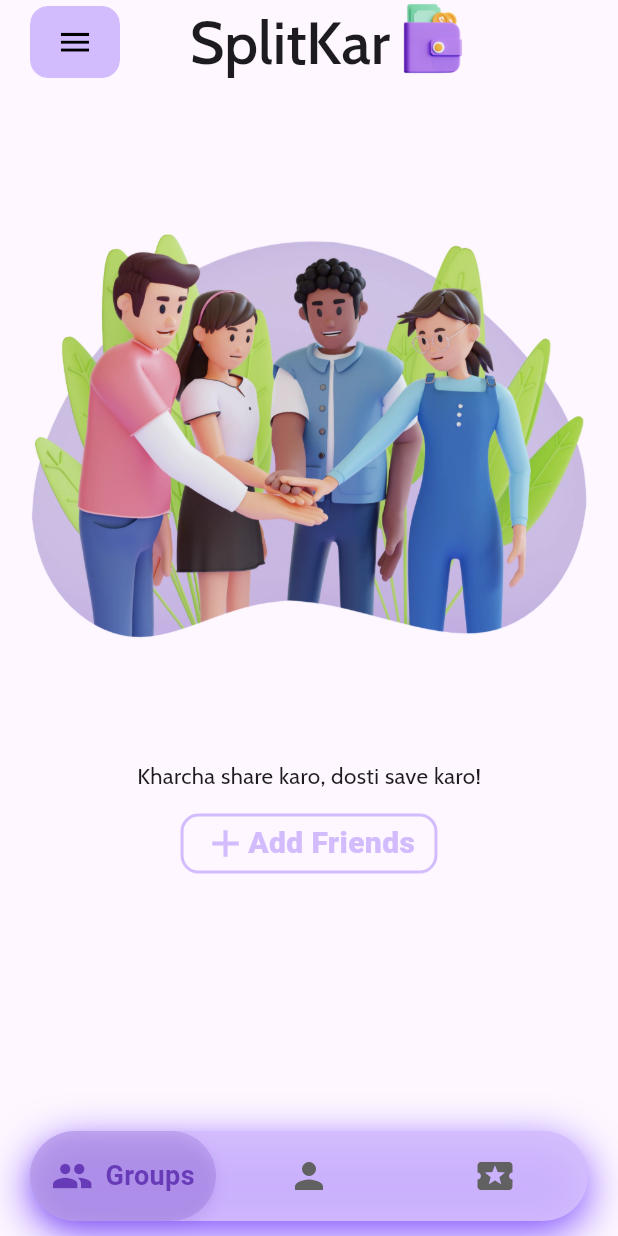
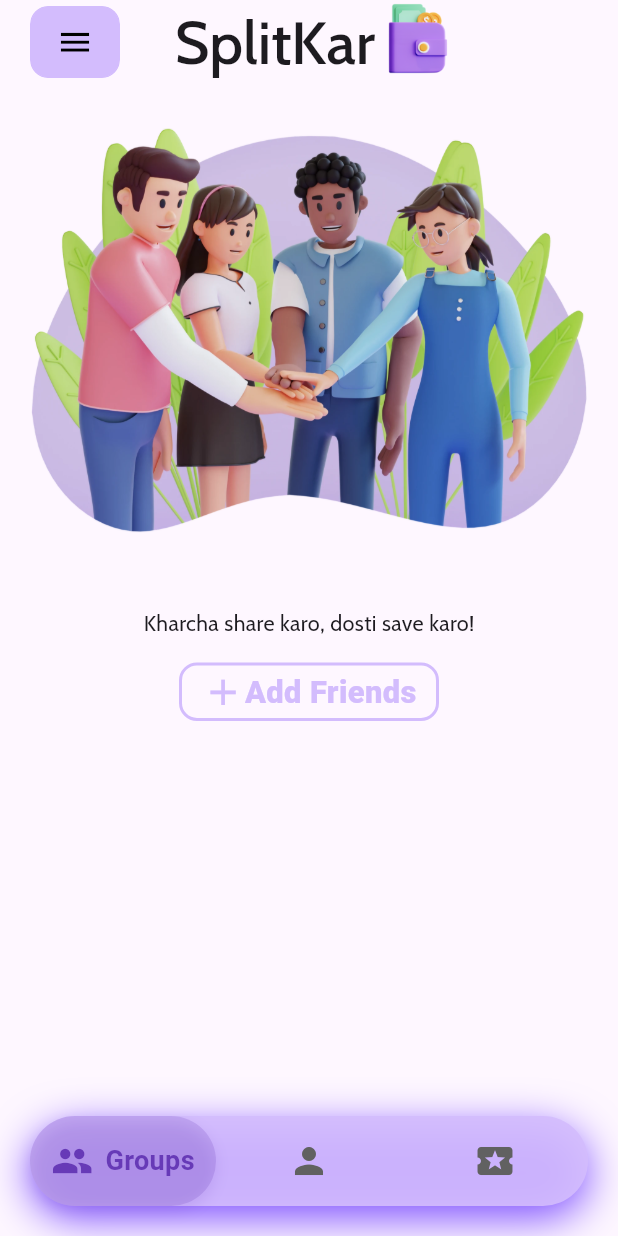
Before and after one commit to NISHANTTMAURYA/SplitKar, a Flutter app: the screen it shows after launch, on a phone screen of 412 x 824 dp. Run offline on Flutter 3.47's test engine with Material 3 defaults, Android fonts, the phone set to English and light mode, and no system bars; our stand-ins replace google_fonts, stylish_bottom_bar.

Commit message:
size dynamic

```diff
--- a/skapp/lib/components/bottomNavbar.dart
+++ b/skapp/lib/components/bottomNavbar.dart
@@ -14,7 +14,7 @@ class BottomNavbar extends StatelessWidget {
   Widget build(BuildContext context) {
     final double itemWidth = (MediaQuery.of(context).size.width - 40) / 3;
     return Padding(
-      padding: EdgeInsets.only(bottom: 0 + MediaQuery.of(context).padding.bottom),
+      padding: EdgeInsets.only(bottom: 10 + MediaQuery.of(context).padding.bottom),
       child: SizedBox(
         height: 80,
         child: Padding(
--- a/skapp/lib/pages/home.dart
+++ b/skapp/lib/pages/home.dart
@@ -4,7 +4,6 @@ import 'package:google_fonts/google_fonts.dart';
 import 'package:stylish_bottom_bar/stylish_bottom_bar.dart';
 import 'package:skapp/components/bottomNavbar.dart';
 import 'package:skapp/components/drawer.dart';
-
 
 class HomePage extends StatefulWidget {
   const HomePage({super.key});
@@ -29,7 +28,10 @@ class _HomePageState extends State<HomePage> {
     final double width = MediaQuery.of(context).size.width;
     final appBarHeight = AppBar().preferredSize.height;
     final appBarWidth = MediaQuery.of(context).size.width;
-    final Color barColor = Theme.of(context).colorScheme.surface.withOpacity(0.95);
+    final double baseSize = width < height ? width : height;
+    final Color barColor = Theme.of(
+      context,
+    ).colorScheme.surface.withOpacity(0.95);
     final Color accentColor = Theme.of(context).colorScheme.inversePrimary;
     final Color iconColor = Colors.grey[600]!;
     final Color selectedColor = Colors.blueAccent;
@@ -39,13 +41,11 @@ class _HomePageState extends State<HomePage> {
       appBar: AppBar(
         leadingWidth: 80, // Give more space for the offset
         leading: Padding(
-          padding: EdgeInsets.fromLTRB(20,4,0,4),
+          padding: EdgeInsets.fromLTRB(20, 4, 0, 4),
           child: SafeArea(
             child: ClipRRect(
-
               borderRadius: BorderRadius.circular(12),
               child: Material(
-
                 child: Ink(
                   decoration: BoxDecoration(
                     color: Theme.of(context).colorScheme.inversePrimary,
@@ -61,9 +61,7 @@ class _HomePageState extends State<HomePage> {
                     onTap: () {
                       _scaffoldKey.currentState?.openDrawer();
                     },
-                    child:Icon(Icons.menu, color: Colors.black, size: 25),
-
-
+                    child: Icon(Icons.menu, color: Colors.black, size: 25),
                   ),
                 ),
               ),
@@ -73,7 +71,7 @@ class _HomePageState extends State<HomePage> {
         backgroundColor: Colors.transparent,
         centerTitle: true,
         title: Padding(
-          padding: EdgeInsetsGeometry.only(left: 30),
+          padding: EdgeInsetsGeometry.only(left: 10),
           child: Row(
             mainAxisSize: MainAxisSize.min, // Important for centering
             mainAxisAlignment: MainAxisAlignment.center,
@@ -106,31 +104,28 @@ class _HomePageState extends State<HomePage> {
           });
         },
       ),
-      body: Center(
+      body: SingleChildScrollView(
         child: Column(
           mainAxisAlignment: MainAxisAlignment.start,
+          children: <Widget>[
 
-          children: <Widget>[
-            SizedBox(height:100 ,),
-            Center(child:Image.asset(
+            Center(
+              child: Image.asset(
                 'assets/images/freinds.png',
-
                 width: width * 0.9,
-
-            ),),
-
-            SizedBox(height: 80,),
-            Expanded(
-              child: Center(
+                height: height * 0.4,
+              ),
+            ),
+            SizedBox(height: 20),
+            Center(
               child: Column(
                 children: [
                   Text(
                     'Kharcha share karo, dosti save karo!',
-                      style: GoogleFonts.cabin(fontSize: 15),
+                    style: GoogleFonts.cabin(fontSize: baseSize * 0.035),
                   ),
                   SizedBox(height: 15),
                   Material(
-
                     color: Colors.transparent,
                     shape: RoundedRectangleBorder(
                       borderRadius: BorderRadius.circular(12),
@@ -152,7 +147,7 @@ class _HomePageState extends State<HomePage> {
                           children: [
                             Icon(
                               Icons.add,
-                                size: 30,
+                              size: baseSize * 0.07,
                               color: Theme.of(
                                 context,
                               ).colorScheme.inversePrimary,
@@ -164,7 +159,7 @@ class _HomePageState extends State<HomePage> {
                                 color: Theme.of(
                                   context,
                                 ).colorScheme.inversePrimary,
-                                  fontSize: 20,
+                                fontSize: baseSize * 0.05,
                                 fontWeight: FontWeight.w800,
                               ),
                             ),
@@ -176,8 +171,6 @@ class _HomePageState extends State<HomePage> {
                 ],
               ),
             ),
-            ),
-
           ],
         ),
       ),
@@ -189,9 +182,6 @@ class _HomePageState extends State<HomePage> {
           });
         },
       ),
-
-
-
     );
   }
 }
```
Lines whose indentation alone changed are shown as unchanged.
